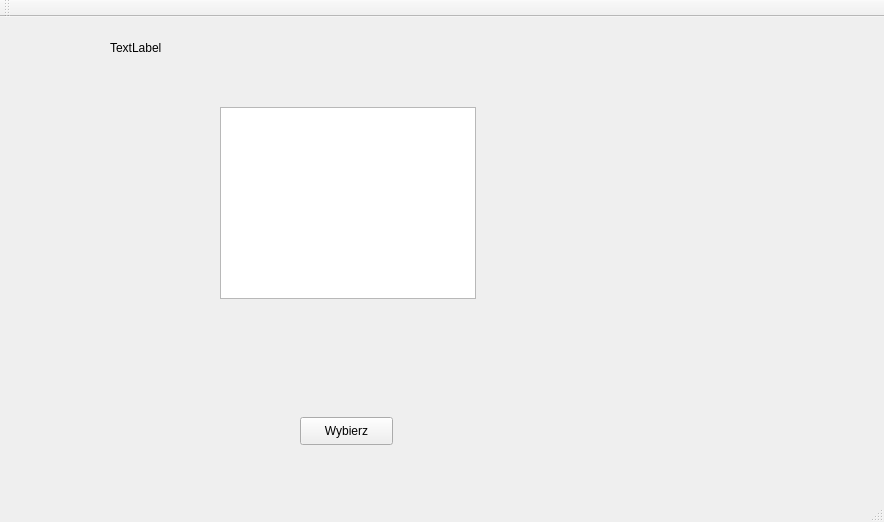
Above: mainwindow.ui from Piotr95/Hangman before the change. Below: the same form after it.
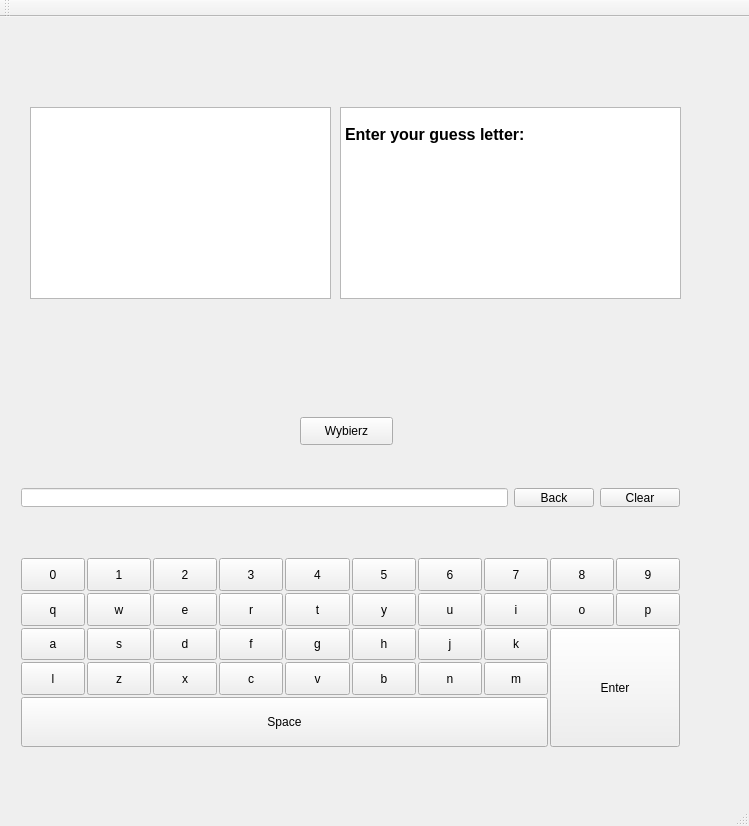
That is the form after the change.

```diff
--- a/mainwindow.ui
+++ b/mainwindow.ui
@@ -6,8 +6,8 @@
    <rect>
     <x>0</x>
     <y>0</y>
-    <width>884</width>
-    <height>522</height>
+    <width>749</width>
+    <height>826</height>
    </rect>
   </property>
   <property name="windowTitle">
@@ -30,9 +30,9 @@
    <widget class="QGraphicsView" name="graphicsView">
     <property name="geometry">
      <rect>
-      <x>220</x>
+      <x>30</x>
       <y>90</y>
-      <width>256</width>
+      <width>301</width>
       <height>192</height>
      </rect>
     </property>
@@ -40,14 +40,14 @@
    <widget class="QLabel" name="label">
     <property name="geometry">
      <rect>
-      <x>110</x>
-      <y>0</y>
-      <width>271</width>
+      <x>30</x>
+      <y>20</y>
+      <width>651</width>
       <height>61</height>
      </rect>
     </property>
     <property name="text">
-     <string>TextLabel</string>
+     <string/>
     </property>
    </widget>
    <widget class="QWidget" name="horizontalLayoutWidget">
@@ -61,6 +61,789 @@
     </property>
     <layout class="QHBoxLayout" name="HorizontalLayout"/>
    </widget>
+   <widget class="QWidget" name="layoutWidget">
+    <property name="geometry">
+     <rect>
+      <x>10</x>
+      <y>460</y>
+      <width>681</width>
+      <height>41</height>
+     </rect>
+    </property>
+    <layout class="QHBoxLayout" name="horizontalLayout_2">
+     <item>
+      <widget class="QLineEdit" name="Line">
+       <property name="styleSheet">
+        <string notr="true">color: rgb(0, 0, 0);
+background-color: rgb(255, 255, 255);</string>
+       </property>
+      </widget>
+     </item>
+     <item>
+      <widget class="QPushButton" name="Bback">
+       <property name="text">
+        <string>Back</string>
+       </property>
+      </widget>
+     </item>
+     <item>
+      <widget class="QPushButton" name="Bclear">
+       <property name="text">
+        <string>Clear</string>
+       </property>
+      </widget>
+     </item>
+    </layout>
+   </widget>
+   <widget class="QWidget" name="layoutWidget_2">
+    <property name="geometry">
+     <rect>
+      <x>10</x>
+      <y>530</y>
+      <width>681</width>
+      <height>211</height>
+     </rect>
+    </property>
+    <layout class="QGridLayout" name="gridLayout_3">
+     <property name="spacing">
+      <number>2</number>
+     </property>
+     <item row="4" column="9" rowspan="3" colspan="2">
+      <widget class="QPushButton" name="Benter">
+       <property name="sizePolicy">
+        <sizepolicy hsizetype="Expanding" vsizetype="Expanding">
+         <horstretch>0</horstretch>
+         <verstretch>0</verstretch>
+        </sizepolicy>
+       </property>
+       <property name="minimumSize">
+        <size>
+         <width>20</width>
+         <height>0</height>
+        </size>
+       </property>
+       <property name="text">
+        <string>Enter</string>
+       </property>
+      </widget>
+     </item>
+     <item row="6" column="1" colspan="8">
+      <widget class="QPushButton" name="Bspace">
+       <property name="minimumSize">
+        <size>
+         <width>20</width>
+         <height>50</height>
+        </size>
+       </property>
+       <property name="text">
+        <string>Space</string>
+       </property>
+      </widget>
+     </item>
+     <item row="4" column="8">
+      <widget class="QPushButton" name="Bk">
+       <property name="sizePolicy">
+        <sizepolicy hsizetype="Expanding" vsizetype="Expanding">
+         <horstretch>0</horstretch>
+         <verstretch>0</verstretch>
+        </sizepolicy>
+       </property>
+       <property name="minimumSize">
+        <size>
+         <width>20</width>
+         <height>0</height>
+        </size>
+       </property>
+       <property name="text">
+        <string>k</string>
+       </property>
+      </widget>
+     </item>
+     <item row="4" column="1">
+      <widget class="QPushButton" name="Ba">
+       <property name="sizePolicy">
+        <sizepolicy hsizetype="Expanding" vsizetype="Expanding">
+         <horstretch>0</horstretch>
+         <verstretch>0</verstretch>
+        </sizepolicy>
+       </property>
+       <property name="minimumSize">
+        <size>
+         <width>20</width>
+         <height>0</height>
+        </size>
+       </property>
+       <property name="text">
+        <string>a</string>
+       </property>
+      </widget>
+     </item>
+     <item row="1" column="10">
+      <widget class="QPushButton" name="Bp">
+       <property name="sizePolicy">
+        <sizepolicy hsizetype="Expanding" vsizetype="Expanding">
+         <horstretch>0</horstretch>
+         <verstretch>0</verstretch>
+        </sizepolicy>
+       </property>
+       <property name="minimumSize">
+        <size>
+         <width>20</width>
+         <height>0</height>
+        </size>
+       </property>
+       <property name="text">
+        <string>p</string>
+       </property>
+      </widget>
+     </item>
+     <item row="1" column="5">
+      <widget class="QPushButton" name="Bt">
+       <property name="sizePolicy">
+        <sizepolicy hsizetype="Expanding" vsizetype="Expanding">
+         <horstretch>0</horstretch>
+         <verstretch>0</verstretch>
+        </sizepolicy>
+       </property>
+       <property name="minimumSize">
+        <size>
+         <width>20</width>
+         <height>0</height>
+        </size>
+       </property>
+       <property name="text">
+        <string>t</string>
+       </property>
+      </widget>
+     </item>
+     <item row="1" column="2">
+      <widget class="QPushButton" name="Bw">
+       <property name="sizePolicy">
+        <sizepolicy hsizetype="Expanding" vsizetype="Expanding">
+         <horstretch>0</horstretch>
+         <verstretch>0</verstretch>
+        </sizepolicy>
+       </property>
+       <property name="minimumSize">
+        <size>
+         <width>20</width>
+         <height>0</height>
+        </size>
+       </property>
+       <property name="text">
+        <string>w</string>
+       </property>
+      </widget>
+     </item>
+     <item row="1" column="3">
+      <widget class="QPushButton" name="Be">
+       <property name="sizePolicy">
+        <sizepolicy hsizetype="Expanding" vsizetype="Expanding">
+         <horstretch>0</horstretch>
+         <verstretch>0</verstretch>
+        </sizepolicy>
+       </property>
+       <property name="minimumSize">
+        <size>
+         <width>20</width>
+         <height>0</height>
+        </size>
+       </property>
+       <property name="text">
+        <string>e</string>
+       </property>
+      </widget>
+     </item>
+     <item row="1" column="1">
+      <widget class="QPushButton" name="Bq">
+       <property name="sizePolicy">
+        <sizepolicy hsizetype="Expanding" vsizetype="Expanding">
+         <horstretch>0</horstretch>
+         <verstretch>0</verstretch>
+        </sizepolicy>
+       </property>
+       <property name="minimumSize">
+        <size>
+         <width>20</width>
+         <height>0</height>
+        </size>
+       </property>
+       <property name="text">
+        <string>q</string>
+       </property>
+      </widget>
+     </item>
+     <item row="1" column="4">
+      <widget class="QPushButton" name="Br">
+       <property name="sizePolicy">
+        <sizepolicy hsizetype="Expanding" vsizetype="Expanding">
+         <horstretch>0</horstretch>
+         <verstretch>0</verstretch>
+        </sizepolicy>
+       </property>
+       <property name="minimumSize">
+        <size>
+         <width>20</width>
+         <height>0</height>
+        </size>
+       </property>
+       <property name="text">
+        <string>r</string>
+       </property>
+      </widget>
+     </item>
+     <item row="4" column="2">
+      <widget class="QPushButton" name="Bs">
+       <property name="sizePolicy">
+        <sizepolicy hsizetype="Expanding" vsizetype="Expanding">
+         <horstretch>0</horstretch>
+         <verstretch>0</verstretch>
+        </sizepolicy>
+       </property>
+       <property name="minimumSize">
+        <size>
+         <width>20</width>
+         <height>0</height>
+        </size>
+       </property>
+       <property name="text">
+        <string>s</string>
+       </property>
+      </widget>
+     </item>
+     <item row="1" column="6">
+      <widget class="QPushButton" name="By">
+       <property name="sizePolicy">
+        <sizepolicy hsizetype="Expanding" vsizetype="Expanding">
+         <horstretch>0</horstretch>
+         <verstretch>0</verstretch>
+        </sizepolicy>
+       </property>
+       <property name="minimumSize">
+        <size>
+         <width>20</width>
+         <height>0</height>
+        </size>
+       </property>
+       <property name="text">
+        <string>y</string>
+       </property>
+      </widget>
+     </item>
+     <item row="1" column="9">
+      <widget class="QPushButton" name="Bo">
+       <property name="sizePolicy">
+        <sizepolicy hsizetype="Expanding" vsizetype="Expanding">
+         <horstretch>0</horstretch>
+         <verstretch>0</verstretch>
+        </sizepolicy>
+       </property>
+       <property name="minimumSize">
+        <size>
+         <width>20</width>
+         <height>0</height>
+        </size>
+       </property>
+       <property name="text">
+        <string>o</string>
+       </property>
+      </widget>
+     </item>
+     <item row="1" column="7">
+      <widget class="QPushButton" name="Bu">
+       <property name="sizePolicy">
+        <sizepolicy hsizetype="Expanding" vsizetype="Expanding">
+         <horstretch>0</horstretch>
+         <verstretch>0</verstretch>
+        </sizepolicy>
+       </property>
+       <property name="minimumSize">
+        <size>
+         <width>20</width>
+         <height>0</height>
+        </size>
+       </property>
+       <property name="text">
+        <string>u</string>
+       </property>
+      </widget>
+     </item>
+     <item row="1" column="8">
+      <widget class="QPushButton" name="Bi">
+       <property name="sizePolicy">
+        <sizepolicy hsizetype="Expanding" vsizetype="Expanding">
+         <horstretch>0</horstretch>
+         <verstretch>0</verstretch>
+        </sizepolicy>
+       </property>
+       <property name="minimumSize">
+        <size>
+         <width>20</width>
+         <height>0</height>
+        </size>
+       </property>
+       <property name="text">
+        <string>i</string>
+       </property>
+      </widget>
+     </item>
+     <item row="4" column="3">
+      <widget class="QPushButton" name="Bd">
+       <property name="sizePolicy">
+        <sizepolicy hsizetype="Expanding" vsizetype="Expanding">
+         <horstretch>0</horstretch>
+         <verstretch>0</verstretch>
+        </sizepolicy>
+       </property>
+       <property name="minimumSize">
+        <size>
+         <width>20</width>
+         <height>0</height>
+        </size>
+       </property>
+       <property name="text">
+        <string>d</string>
+       </property>
+      </widget>
+     </item>
+     <item row="4" column="5">
+      <widget class="QPushButton" name="Bg">
+       <property name="sizePolicy">
+        <sizepolicy hsizetype="Expanding" vsizetype="Expanding">
+         <horstretch>0</horstretch>
+         <verstretch>0</verstretch>
+        </sizepolicy>
+       </property>
+       <property name="minimumSize">
+        <size>
+         <width>20</width>
+         <height>0</height>
+        </size>
+       </property>
+       <property name="text">
+        <string>g</string>
+       </property>
+      </widget>
+     </item>
+     <item row="4" column="6">
+      <widget class="QPushButton" name="Bh">
+       <property name="sizePolicy">
+        <sizepolicy hsizetype="Expanding" vsizetype="Expanding">
+         <horstretch>0</horstretch>
+         <verstretch>0</verstretch>
+        </sizepolicy>
+       </property>
+       <property name="minimumSize">
+        <size>
+         <width>20</width>
+         <height>0</height>
+        </size>
+       </property>
+       <property name="text">
+        <string>h</string>
+       </property>
+      </widget>
+     </item>
+     <item row="4" column="4">
+      <widget class="QPushButton" name="Bf">
+       <property name="sizePolicy">
+        <sizepolicy hsizetype="Expanding" vsizetype="Expanding">
+         <horstretch>0</horstretch>
+         <verstretch>0</verstretch>
+        </sizepolicy>
+       </property>
+       <property name="minimumSize">
+        <size>
+         <width>20</width>
+         <height>0</height>
+        </size>
+       </property>
+       <property name="text">
+        <string>f</string>
+       </property>
+      </widget>
+     </item>
+     <item row="4" column="7">
+      <widget class="QPushButton" name="Bj">
+       <property name="sizePolicy">
+        <sizepolicy hsizetype="Expanding" vsizetype="Expanding">
+         <horstretch>0</horstretch>
+         <verstretch>0</verstretch>
+        </sizepolicy>
+       </property>
+       <property name="minimumSize">
+        <size>
+         <width>20</width>
+         <height>0</height>
+        </size>
+       </property>
+       <property name="text">
+        <string>j</string>
+       </property>
+      </widget>
+     </item>
+     <item row="0" column="1">
+      <widget class="QPushButton" name="B0">
+       <property name="sizePolicy">
+        <sizepolicy hsizetype="Expanding" vsizetype="Expanding">
+         <horstretch>0</horstretch>
+         <verstretch>0</verstretch>
+        </sizepolicy>
+       </property>
+       <property name="minimumSize">
+        <size>
+         <width>20</width>
+         <height>0</height>
+        </size>
+       </property>
+       <property name="text">
+        <string>0</string>
+       </property>
+      </widget>
+     </item>
+     <item row="0" column="2">
+      <widget class="QPushButton" name="B1">
+       <property name="sizePolicy">
+        <sizepolicy hsizetype="Expanding" vsizetype="Expanding">
+         <horstretch>0</horstretch>
+         <verstretch>0</verstretch>
+        </sizepolicy>
+       </property>
+       <property name="minimumSize">
+        <size>
+         <width>20</width>
+         <height>0</height>
+        </size>
+       </property>
+       <property name="text">
+        <string>1</string>
+       </property>
+      </widget>
+     </item>
+     <item row="0" column="4">
+      <widget class="QPushButton" name="B3">
+       <property name="sizePolicy">
+        <sizepolicy hsizetype="Expanding" vsizetype="Expanding">
+         <horstretch>0</horstretch>
+         <verstretch>0</verstretch>
+        </sizepolicy>
+       </property>
+       <property name="minimumSize">
+        <size>
+         <width>20</width>
+         <height>0</height>
+        </size>
+       </property>
+       <property name="text">
+        <string>3</string>
+       </property>
+      </widget>
+     </item>
+     <item row="0" column="3">
+      <widget class="QPushButton" name="B2">
+       <property name="sizePolicy">
+        <sizepolicy hsizetype="Expanding" vsizetype="Expanding">
+         <horstretch>0</horstretch>
+         <verstretch>0</verstretch>
+        </sizepolicy>
+       </property>
+       <property name="minimumSize">
+        <size>
+         <width>20</width>
+         <height>0</height>
+        </size>
+       </property>
+       <property name="text">
+        <string>2</string>
+       </property>
+      </widget>
+     </item>
+     <item row="0" column="8">
+      <widget class="QPushButton" name="B7">
+       <property name="sizePolicy">
+        <sizepolicy hsizetype="Expanding" vsizetype="Expanding">
+         <horstretch>0</horstretch>
+         <verstretch>0</verstretch>
+        </sizepolicy>
+       </property>
+       <property name="minimumSize">
+        <size>
+         <width>20</width>
+         <height>0</height>
+        </size>
+       </property>
+       <property name="text">
+        <string>7</string>
+       </property>
+      </widget>
+     </item>
+     <item row="0" column="7">
+      <widget class="QPushButton" name="B6">
+       <property name="sizePolicy">
+        <sizepolicy hsizetype="Expanding" vsizetype="Expanding">
+         <horstretch>0</horstretch>
+         <verstretch>0</verstretch>
+        </sizepolicy>
+       </property>
+       <property name="minimumSize">
+        <size>
+         <width>20</width>
+         <height>0</height>
+        </size>
+       </property>
+       <property name="text">
+        <string>6</string>
+       </property>
+      </widget>
+     </item>
+     <item row="0" column="6">
+      <widget class="QPushButton" name="B5">
+       <property name="sizePolicy">
+        <sizepolicy hsizetype="Expanding" vsizetype="Expanding">
+         <horstretch>0</horstretch>
+         <verstretch>0</verstretch>
+        </sizepolicy>
+       </property>
+       <property name="minimumSize">
+        <size>
+         <width>20</width>
+         <height>0</height>
+        </size>
+       </property>
+       <property name="text">
+        <string>5</string>
+       </property>
+      </widget>
+     </item>
+     <item row="0" column="5">
+      <widget class="QPushButton" name="B4">
+       <property name="sizePolicy">
+        <sizepolicy hsizetype="Expanding" vsizetype="Expanding">
+         <horstretch>0</horstretch>
+         <verstretch>0</verstretch>
+        </sizepolicy>
+       </property>
+       <property name="minimumSize">
+        <size>
+         <width>20</width>
+         <height>0</height>
+        </size>
+       </property>
+       <property name="text">
+        <string>4</string>
+       </property>
+      </widget>
+     </item>
+     <item row="0" column="9">
+      <widget class="QPushButton" name="B8">
+       <property name="sizePolicy">
+        <sizepolicy hsizetype="Expanding" vsizetype="Expanding">
+         <horstretch>0</horstretch>
+         <verstretch>0</verstretch>
+        </sizepolicy>
+       </property>
+       <property name="minimumSize">
+        <size>
+         <width>20</width>
+         <height>0</height>
+        </size>
+       </property>
+       <property name="text">
+        <string>8</string>
+       </property>
+      </widget>
+     </item>
+     <item row="0" column="10">
+      <widget class="QPushButton" name="B9">
+       <property name="sizePolicy">
+        <sizepolicy hsizetype="Expanding" vsizetype="Expanding">
+         <horstretch>0</horstretch>
+         <verstretch>0</verstretch>
+        </sizepolicy>
+       </property>
+       <property name="minimumSize">
+        <size>
+         <width>20</width>
+         <height>0</height>
+        </size>
+       </property>
+       <property name="text">
+        <string>9</string>
+       </property>
+      </widget>
+     </item>
+     <item row="5" column="8">
+      <widget class="QPushButton" name="Bm">
+       <property name="sizePolicy">
+        <sizepolicy hsizetype="Expanding" vsizetype="Expanding">
+         <horstretch>0</horstretch>
+         <verstretch>0</verstretch>
+        </sizepolicy>
+       </property>
+       <property name="minimumSize">
+        <size>
+         <width>20</width>
+         <height>0</height>
+        </size>
+       </property>
+       <property name="text">
+        <string>m</string>
+       </property>
+      </widget>
+     </item>
+     <item row="5" column="7">
+      <widget class="QPushButton" name="Bn">
+       <property name="sizePolicy">
+        <sizepolicy hsizetype="Expanding" vsizetype="Expanding">
+         <horstretch>0</horstretch>
+         <verstretch>0</verstretch>
+        </sizepolicy>
+       </property>
+       <property name="minimumSize">
+        <size>
+         <width>20</width>
+         <height>0</height>
+        </size>
+       </property>
+       <property name="text">
+        <string>n</string>
+       </property>
+      </widget>
+     </item>
+     <item row="5" column="6">
+      <widget class="QPushButton" name="Bb">
+       <property name="sizePolicy">
+        <sizepolicy hsizetype="Expanding" vsizetype="Expanding">
+         <horstretch>0</horstretch>
+         <verstretch>0</verstretch>
+        </sizepolicy>
+       </property>
+       <property name="minimumSize">
+        <size>
+         <width>20</width>
+         <height>0</height>
+        </size>
+       </property>
+       <property name="text">
+        <string>b</string>
+       </property>
+      </widget>
+     </item>
+     <item row="5" column="5">
+      <widget class="QPushButton" name="Bv">
+       <property name="sizePolicy">
+        <sizepolicy hsizetype="Expanding" vsizetype="Expanding">
+         <horstretch>0</horstretch>
+         <verstretch>0</verstretch>
+        </sizepolicy>
+       </property>
+       <property name="minimumSize">
+        <size>
+         <width>20</width>
+         <height>0</height>
+        </size>
+       </property>
+       <property name="text">
+        <string>v</string>
+       </property>
+      </widget>
+     </item>
+     <item row="5" column="4">
+      <widget class="QPushButton" name="Bc">
+       <property name="sizePolicy">
+        <sizepolicy hsizetype="Expanding" vsizetype="Expanding">
+         <horstretch>0</horstretch>
+         <verstretch>0</verstretch>
+        </sizepolicy>
+       </property>
+       <property name="minimumSize">
+        <size>
+         <width>20</width>
+         <height>0</height>
+        </size>
+       </property>
+       <property name="text">
+        <string>c</string>
+       </property>
+      </widget>
+     </item>
+     <item row="5" column="3">
+      <widget class="QPushButton" name="Bx">
+       <property name="sizePolicy">
+        <sizepolicy hsizetype="Expanding" vsizetype="Expanding">
+         <horstretch>0</horstretch>
+         <verstretch>0</verstretch>
+        </sizepolicy>
+       </property>
+       <property name="minimumSize">
+        <size>
+         <width>20</width>
+         <height>0</height>
+        </size>
+       </property>
+       <property name="text">
+        <string>x</string>
+       </property>
+      </widget>
+     </item>
+     <item row="5" column="2">
+      <widget class="QPushButton" name="Bz">
+       <property name="sizePolicy">
+        <sizepolicy hsizetype="Expanding" vsizetype="Expanding">
+         <horstretch>0</horstretch>
+         <verstretch>0</verstretch>
+        </sizepolicy>
+       </property>
+       <property name="minimumSize">
+        <size>
+         <width>20</width>
+         <height>0</height>
+        </size>
+       </property>
+       <property name="text">
+        <string>z</string>
+       </property>
+      </widget>
+     </item>
+     <item row="5" column="1">
+      <widget class="QPushButton" name="Bl">
+       <property name="sizePolicy">
+        <sizepolicy hsizetype="Expanding" vsizetype="Expanding">
+         <horstretch>0</horstretch>
+         <verstretch>0</verstretch>
+        </sizepolicy>
+       </property>
+       <property name="minimumSize">
+        <size>
+         <width>20</width>
+         <height>0</height>
+        </size>
+       </property>
+       <property name="text">
+        <string>l</string>
+       </property>
+      </widget>
+     </item>
+    </layout>
+   </widget>
+   <widget class="QTextBrowser" name="System">
+    <property name="geometry">
+     <rect>
+      <x>340</x>
+      <y>90</y>
+      <width>341</width>
+      <height>192</height>
+     </rect>
+    </property>
+    <property name="html">
+     <string>&lt;!DOCTYPE HTML PUBLIC &quot;-//W3C//DTD HTML 4.0//EN&quot; &quot;http://www.w3.org/TR/REC-html40/strict.dtd&quot;&gt;
+&lt;html&gt;&lt;head&gt;&lt;meta name=&quot;qrichtext&quot; content=&quot;1&quot; /&gt;&lt;style type=&quot;text/css&quot;&gt;
+p, li { white-space: pre-wrap; }
+&lt;/style&gt;&lt;/head&gt;&lt;body style=&quot; font-family:'MS Shell Dlg 2'; font-size:7.8pt; font-weight:400; font-style:normal;&quot;&gt;
+&lt;p style=&quot;-qt-paragraph-type:empty; margin-top:0px; margin-bottom:0px; margin-left:0px; margin-right:0px; -qt-block-indent:0; text-indent:0px;&quot;&gt;&lt;br /&gt;&lt;/p&gt;
+&lt;p style=&quot; margin-top:0px; margin-bottom:0px; margin-left:0px; margin-right:0px; -qt-block-indent:0; text-indent:0px;&quot;&gt;&lt;span style=&quot; font-size:12pt; font-weight:600;&quot;&gt;Enter your guess letter:&lt;/span&gt;&lt;/p&gt;&lt;/body&gt;&lt;/html&gt;</string>
+    </property>
+   </widget>
   </widget>
   <widget class="QMenuBar" name="menuBar">
    <property name="geometry">
```
Left out of the diff: 2 changed lines with no effect on the pictures.
